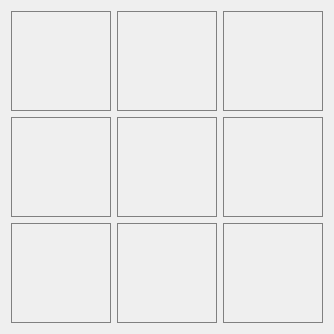
First picture: the form in Tic_Tac_Toe/playwindow.ui, repository DIIZII/Tic-Tac-Toe, before the edit.
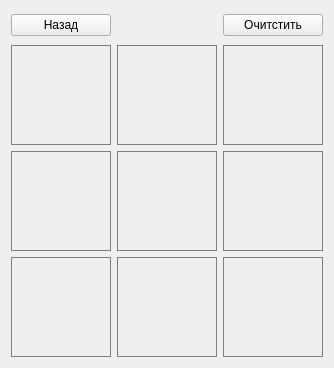
Second picture: the form after the edit.

The edit to the form file:
```diff
--- a/Tic_Tac_Toe/playwindow.ui
+++ b/Tic_Tac_Toe/playwindow.ui
@@ -7,7 +7,7 @@
     <x>0</x>
     <y>0</y>
     <width>330</width>
-    <height>330</height>
+    <height>362</height>
    </rect>
   </property>
   <property name="sizePolicy">
@@ -22,11 +22,71 @@
   <property name="windowTitle">
    <string>Form</string>
   </property>
-  <layout class="QGridLayout" name="gridLayout" rowstretch="1,1,1" columnstretch="1,1,1" rowminimumheight="100,100,100" columnminimumwidth="100,100,100">
+  <layout class="QGridLayout" name="gridLayout" rowstretch="0,0,0,0" columnstretch="0,0,0">
    <property name="sizeConstraint">
     <enum>QLayout::SetFixedSize</enum>
    </property>
-   <item row="0" column="0">
+   <item row="3" column="0">
+    <widget class="QPushButton" name="pushButton_7">
+     <property name="sizePolicy">
+      <sizepolicy hsizetype="Minimum" vsizetype="Minimum">
+       <horstretch>1</horstretch>
+       <verstretch>1</verstretch>
+      </sizepolicy>
+     </property>
+     <property name="minimumSize">
+      <size>
+       <width>100</width>
+       <height>100</height>
+      </size>
+     </property>
+     <property name="styleSheet">
+      <string notr="true">QPushButton {
+border: 1px solid gray;
+}</string>
+     </property>
+     <property name="text">
+      <string/>
+     </property>
+     <property name="iconSize">
+      <size>
+       <width>10</width>
+       <height>10</height>
+      </size>
+     </property>
+    </widget>
+   </item>
+   <item row="2" column="2">
+    <widget class="QPushButton" name="pushButton_6">
+     <property name="sizePolicy">
+      <sizepolicy hsizetype="Minimum" vsizetype="Minimum">
+       <horstretch>1</horstretch>
+       <verstretch>1</verstretch>
+      </sizepolicy>
+     </property>
+     <property name="minimumSize">
+      <size>
+       <width>100</width>
+       <height>100</height>
+      </size>
+     </property>
+     <property name="styleSheet">
+      <string notr="true">QPushButton {
+border: 1px solid gray;
+}</string>
+     </property>
+     <property name="text">
+      <string/>
+     </property>
+     <property name="iconSize">
+      <size>
+       <width>98</width>
+       <height>98</height>
+      </size>
+     </property>
+    </widget>
+   </item>
+   <item row="1" column="0">
     <widget class="QPushButton" name="pushButton">
      <property name="enabled">
       <bool>true</bool>
@@ -63,37 +123,7 @@
     </widget>
    </item>
    <item row="2" column="0">
-    <widget class="QPushButton" name="pushButton_7">
-     <property name="sizePolicy">
-      <sizepolicy hsizetype="Minimum" vsizetype="Minimum">
-       <horstretch>1</horstretch>
-       <verstretch>1</verstretch>
-      </sizepolicy>
-     </property>
-     <property name="minimumSize">
-      <size>
-       <width>100</width>
-       <height>100</height>
-      </size>
-     </property>
-     <property name="styleSheet">
-      <string notr="true">QPushButton {
-border: 1px solid gray;
-}</string>
-     </property>
-     <property name="text">
-      <string/>
-     </property>
-     <property name="iconSize">
-      <size>
-       <width>10</width>
-       <height>10</height>
-      </size>
-     </property>
-    </widget>
-   </item>
-   <item row="0" column="2">
-    <widget class="QPushButton" name="pushButton_3">
+    <widget class="QPushButton" name="pushButton_4">
      <property name="sizePolicy">
       <sizepolicy hsizetype="Minimum" vsizetype="Minimum">
        <horstretch>1</horstretch>
@@ -122,7 +152,7 @@
      </property>
     </widget>
    </item>
-   <item row="2" column="2">
+   <item row="3" column="2">
     <widget class="QPushButton" name="pushButton_9">
      <property name="sizePolicy">
       <sizepolicy hsizetype="Minimum" vsizetype="Minimum">
@@ -152,8 +182,8 @@
      </property>
     </widget>
    </item>
-   <item row="0" column="1">
-    <widget class="QPushButton" name="pushButton_2">
+   <item row="3" column="1">
+    <widget class="QPushButton" name="pushButton_8">
      <property name="sizePolicy">
       <sizepolicy hsizetype="Minimum" vsizetype="Minimum">
        <horstretch>1</horstretch>
@@ -182,7 +212,7 @@
      </property>
     </widget>
    </item>
-   <item row="1" column="1">
+   <item row="2" column="1">
     <widget class="QPushButton" name="pushButton_5">
      <property name="sizePolicy">
       <sizepolicy hsizetype="Minimum" vsizetype="Minimum">
@@ -212,38 +242,8 @@
      </property>
     </widget>
    </item>
-   <item row="1" column="0">
-    <widget class="QPushButton" name="pushButton_4">
-     <property name="sizePolicy">
-      <sizepolicy hsizetype="Minimum" vsizetype="Minimum">
-       <horstretch>1</horstretch>
-       <verstretch>1</verstretch>
-      </sizepolicy>
-     </property>
-     <property name="minimumSize">
-      <size>
-       <width>100</width>
-       <height>100</height>
-      </size>
-     </property>
-     <property name="styleSheet">
-      <string notr="true">QPushButton {
-border: 1px solid gray;
-}</string>
-     </property>
-     <property name="text">
-      <string/>
-     </property>
-     <property name="iconSize">
-      <size>
-       <width>98</width>
-       <height>98</height>
-      </size>
-     </property>
-    </widget>
-   </item>
    <item row="1" column="2">
-    <widget class="QPushButton" name="pushButton_6">
+    <widget class="QPushButton" name="pushButton_3">
      <property name="sizePolicy">
       <sizepolicy hsizetype="Minimum" vsizetype="Minimum">
        <horstretch>1</horstretch>
@@ -272,8 +272,8 @@
      </property>
     </widget>
    </item>
-   <item row="2" column="1">
-    <widget class="QPushButton" name="pushButton_8">
+   <item row="1" column="1">
+    <widget class="QPushButton" name="pushButton_2">
      <property name="sizePolicy">
       <sizepolicy hsizetype="Minimum" vsizetype="Minimum">
        <horstretch>1</horstretch>
@@ -302,6 +302,42 @@
      </property>
     </widget>
    </item>
+   <item row="0" column="0" colspan="3">
+    <layout class="QHBoxLayout" name="horizontalLayout_2">
+     <item>
+      <widget class="QPushButton" name="pushButton_back">
+       <property name="text">
+        <string>Назад</string>
+       </property>
+      </widget>
+     </item>
+     <item>
+      <layout class="QGridLayout" name="gridLayout_4">
+       <item row="0" column="0">
+        <widget class="QLabel" name="labelCross">
+         <property name="text">
+          <string>&lt;html&gt;&lt;head/&gt;&lt;body&gt;&lt;p align=&quot;center&quot;&gt;&lt;br/&gt;&lt;/p&gt;&lt;/body&gt;&lt;/html&gt;</string>
+         </property>
+        </widget>
+       </item>
+       <item row="0" column="1">
+        <widget class="QLabel" name="labelZero">
+         <property name="text">
+          <string>&lt;html&gt;&lt;head/&gt;&lt;body&gt;&lt;p align=&quot;center&quot;&gt;&lt;br/&gt;&lt;/p&gt;&lt;/body&gt;&lt;/html&gt;</string>
+         </property>
+        </widget>
+       </item>
+      </layout>
+     </item>
+     <item>
+      <widget class="QPushButton" name="pushButto_clear">
+       <property name="text">
+        <string>Очитстить</string>
+       </property>
+      </widget>
+     </item>
+    </layout>
+   </item>
   </layout>
  </widget>
  <resources/>
```
